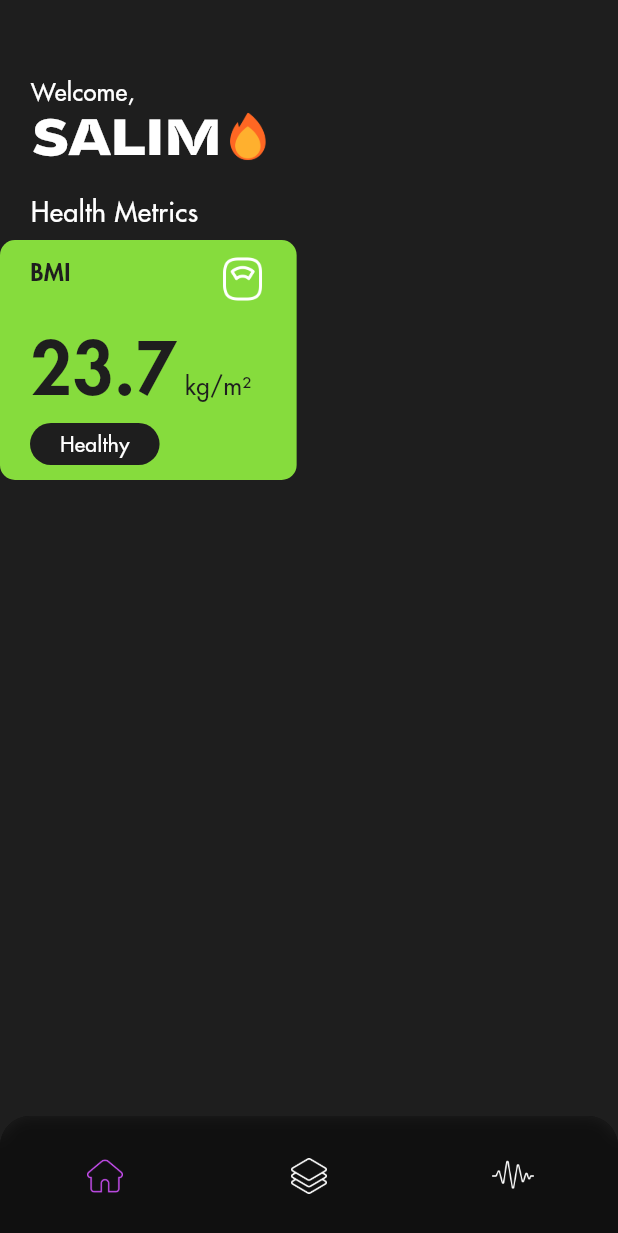
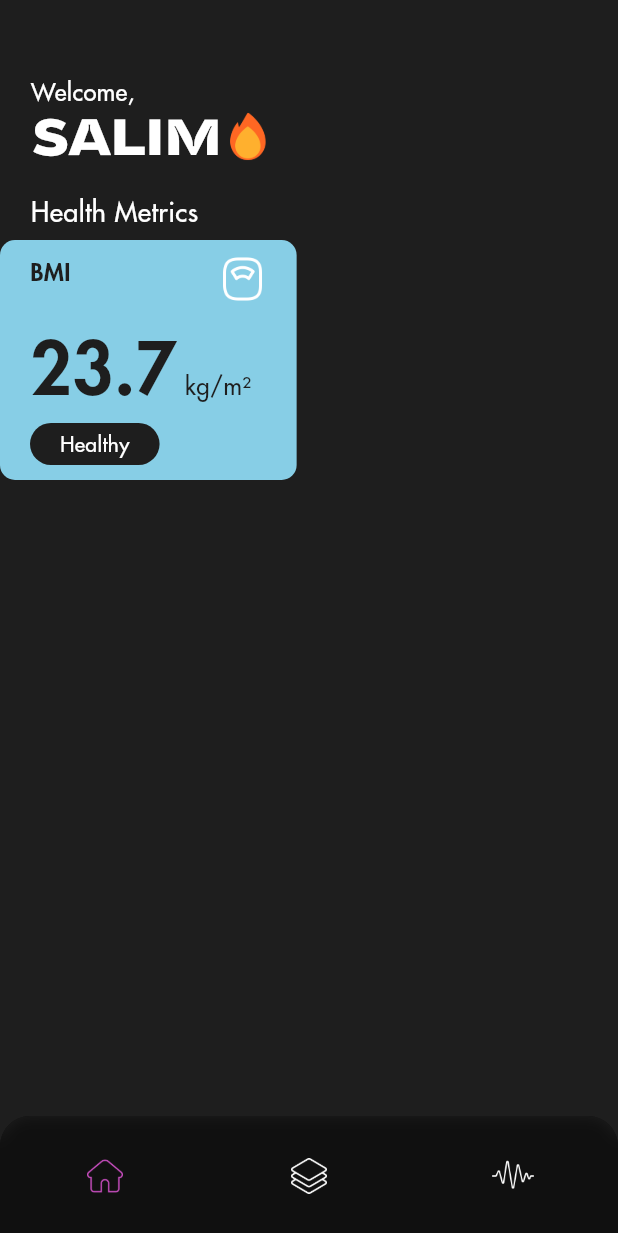
Before and after one commit to Salim-Ali-94/neutrino, a Flutter app: the screen it shows after launch, on a phone screen of 412 x 824 dp. Shown: the top 1233 px of the screen. Run offline on Flutter 3.47's test engine with Material 2 defaults, Android fonts, the phone set to English and light mode, and no system bars.

Commit message:
some style changes

```diff
--- a/lib/utility/constants.dart
+++ b/lib/utility/constants.dart
@@ -2,10 +2,23 @@ import "package:flutter/material.dart";
 
 
 const Color granite = Color(0xff1e1e1e);
+const Color berry = Color(0xffb386fd);
+// const Color nature = Color(0xffb1f041);
+const Color nature = Color(0xffb1f030);
+const Color sky = Color(0xff87cee6);
+// const Color orange = Color(0xffff6700);
+const Color nectarine = Color(0xffff6722);
 const Color blue = Color(0xff6953f7);
-const Color sky = Color(0xff87cee6);
 const Color ocean = Color(0xff00bfff);
-const Color purple = Color(0xffcd4ff7);
+// const Color purple = Color(0xffcd4ff7);
+// const Color purple = Color(0xffcd4fe6);
+// const Color purple = Color(0xffcd4fd5);
+const Color purple = Color(0xffcd4fc4);
+// const Color purple = Color(0xffcd4fb3);
+// const Color purple = Color(0xffcd4fa2);
+// const Color purple = Color(0xffcd4f91);
+// const Color purple = Color(0xffcd4f80);
 const Color green = Color(0xff86dc3d);
 const Color pink = Color(0xffff6ec7);
-const Color orange = Color(0xfff28500);
+// const Color orange = Color(0xfff28500);
+// const Color nectarine = Color(0xfffd6a02);
--- a/lib/widgets/info_card.dart
+++ b/lib/widgets/info_card.dart
@@ -12,7 +12,7 @@ class InfoCard extends StatelessWidget {
     final screenWidth = MediaQuery.of(context).size.width;
 
     return Container(height: 160, width: screenWidth*0.48, padding: const EdgeInsets.symmetric(horizontal: 20, vertical: 10),
-                     decoration: BoxDecoration(color: green, borderRadius: BorderRadius.all(Radius.circular(10))),
+                     decoration: BoxDecoration(color: sky, borderRadius: BorderRadius.all(Radius.circular(10))),
 
                      child: Column(mainAxisAlignment: MainAxisAlignment.spaceBetween,
                                    children: [Row(mainAxisAlignment: MainAxisAlignment.spaceBetween, crossAxisAlignment: CrossAxisAlignment.start,
```
